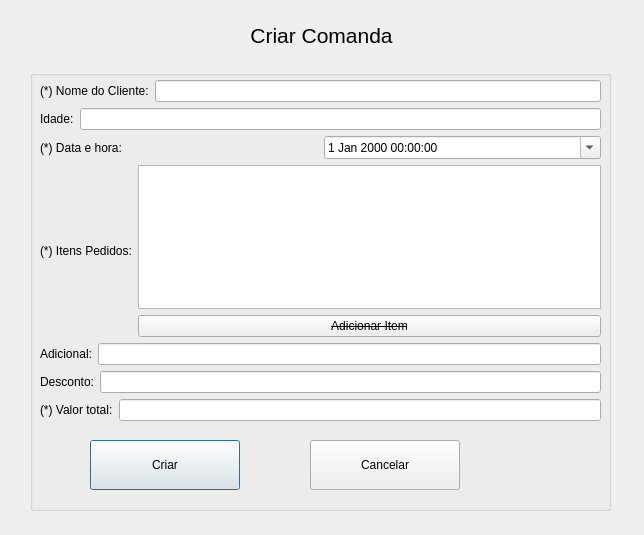
Above: src/ui/createorderpaper.ui from gustavopresoti/ControleDeComandas before the change. Below: the same form after it.
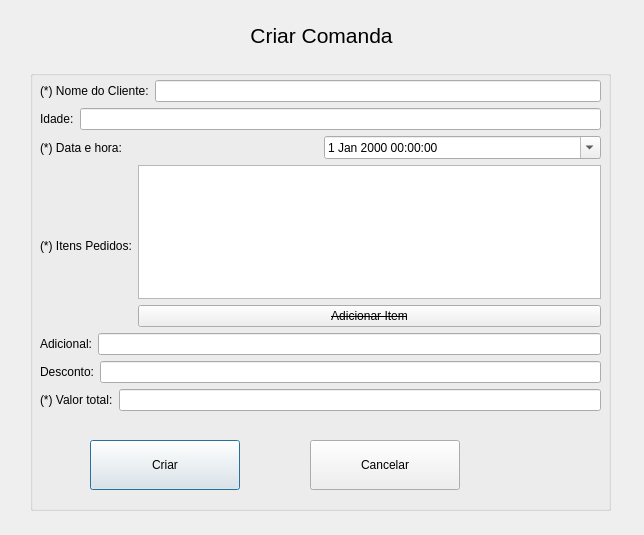
That is the form after the change.

```diff
--- a/src/ui/createorderpaper.ui
+++ b/src/ui/createorderpaper.ui
@@ -57,7 +57,7 @@
       <x>10</x>
       <y>10</y>
       <width>561</width>
-      <height>341</height>
+      <height>331</height>
      </rect>
     </property>
     <layout class="QVBoxLayout" name="verticalLayout_2">
```
Left out of the diff: 18 changed lines with no effect on the pictures.
